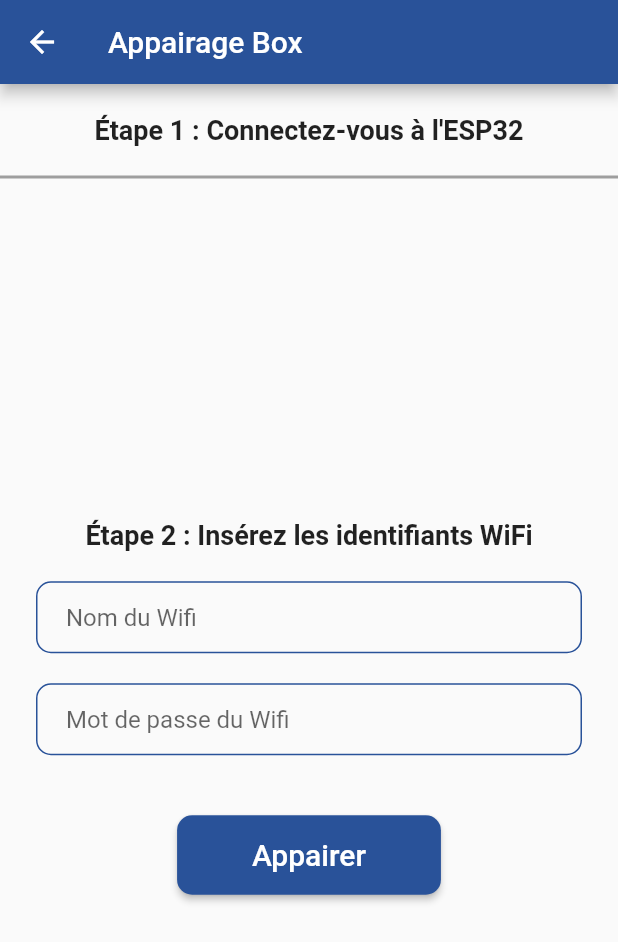
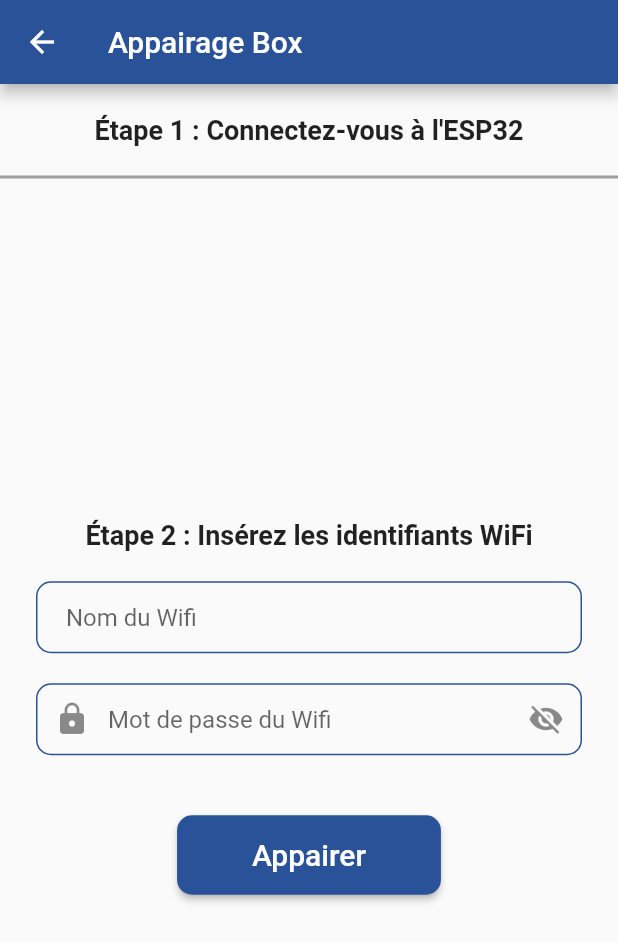
Before and after one commit to JeremyLRYnov/Airlux, a Flutter app: the AppairagePage screen opened directly, on a phone screen of 412 x 824 dp. Shown: the top 942 px of the screen. Run offline on Flutter 3.47's test engine with Material 2 defaults, Android fonts, the phone set to English and light mode, and no system bars; our stand-ins replace modal_progress_hud_nsn, shared_preferences; accounts and stored records are empty.

Commit message:
[MOBILE] Amelioration affichage mdp appairage

```diff
--- a/mobileapp/lib/screens/appairage_page.dart
+++ b/mobileapp/lib/screens/appairage_page.dart
@@ -17,6 +17,7 @@ class _AppairagePageState extends State<AppairagePage> {
   final _formKey = GlobalKey<FormState>();
   String _ssid = "";
   String _password = "";
+  bool _isObscure = true;
 
   _submit() async {
     print("Submit");
@@ -94,10 +95,21 @@ class _AppairagePageState extends State<AppairagePage> {
                       height: 20.0,
                     ),
                     TextFormField(
+                      obscureText: _isObscure,
                       decoration: kTextFieldDecoration.copyWith(
                         hintText: 'Mot de passe du Wifi',
+                        prefixIcon: const Icon(Icons.lock),
+                        suffixIcon: IconButton(
+                          icon: Icon(
+                            !_isObscure ? Icons.visibility : Icons.visibility_off,
+                          ),
+                          onPressed: () {
+                            setState(() {
+                              _isObscure = !_isObscure;
+                            });
+                          },
+                        ),
                       ),
-                      obscureText: true,
                       onSaved: (value) => _password = value!,
                     ),
                     SizedBox(
```
